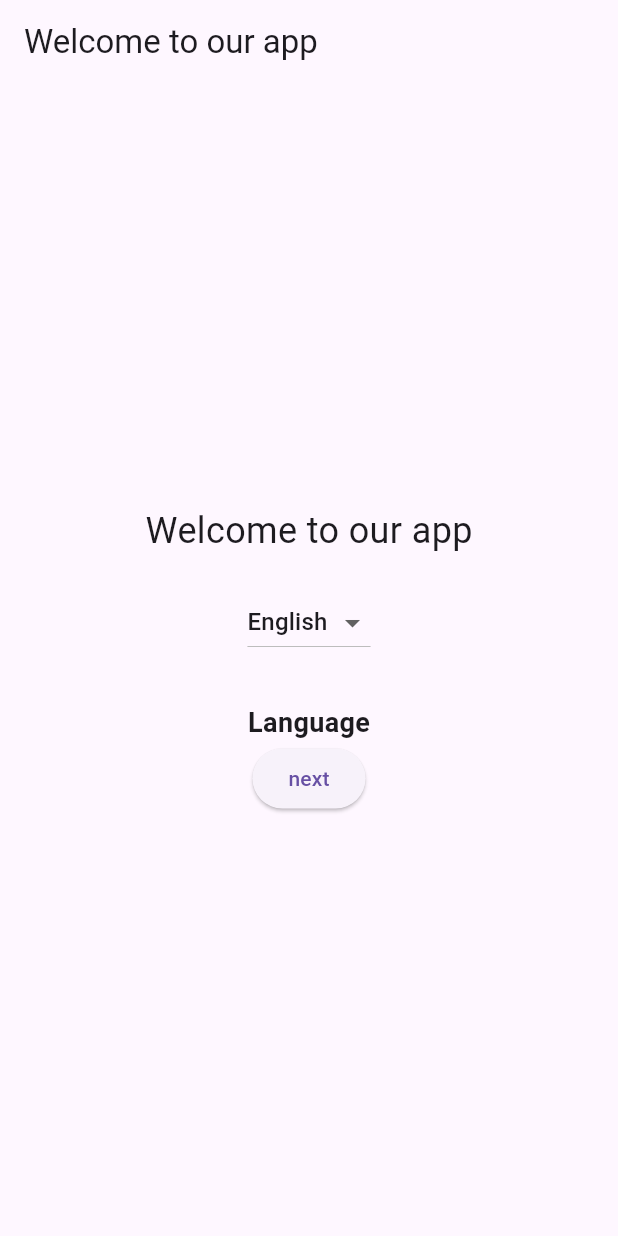
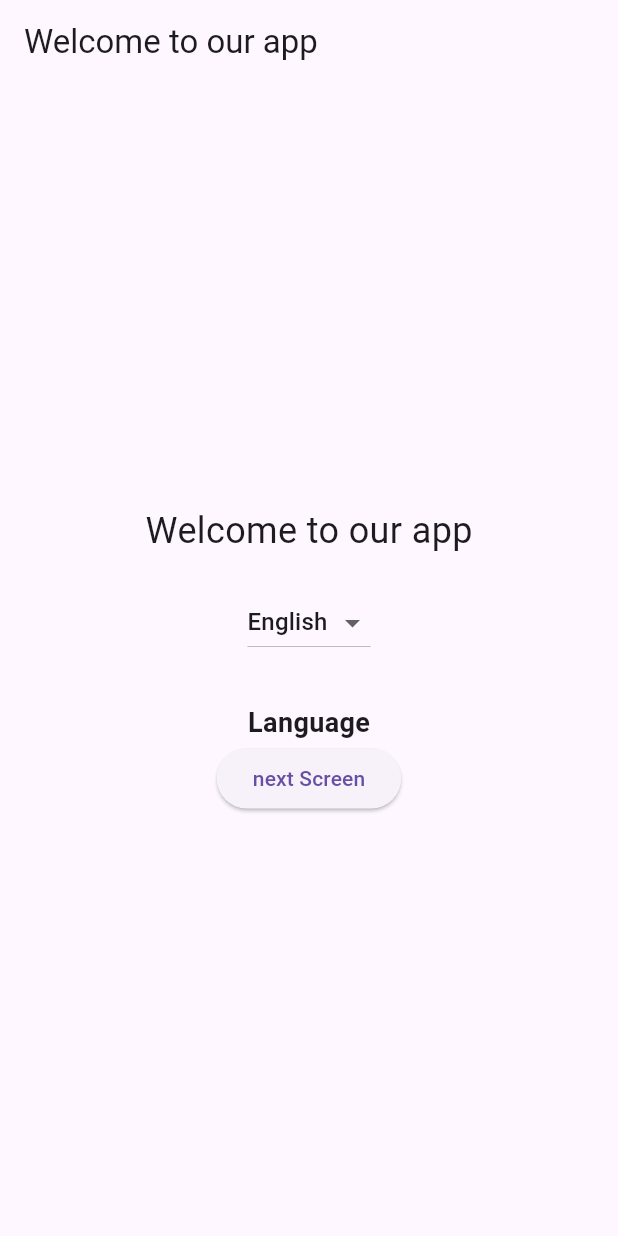
Before and after one commit to 11Ramesh/ci_cd_first, a Flutter app: the screen it shows after launch, on a phone screen of 412 x 824 dp. Run offline on Flutter 3.47's test engine with Material 3 defaults, Android fonts, the phone set to English and light mode, and no system bars; our stand-ins replace shared_preferences.

Commit message:
Your commit message

```diff
--- a/lib/main.dart
+++ b/lib/main.dart
@@ -111,7 +111,7 @@ class _HomeState extends State<Home> {
               onPressed: () {
                 Navigator.pushNamed(context, "/second");
               },
-              child: Text("next"),
+              child: Text("next Screen"),
             ),
           ],
         ),
```
Also changed, not shown: 1 other file.
